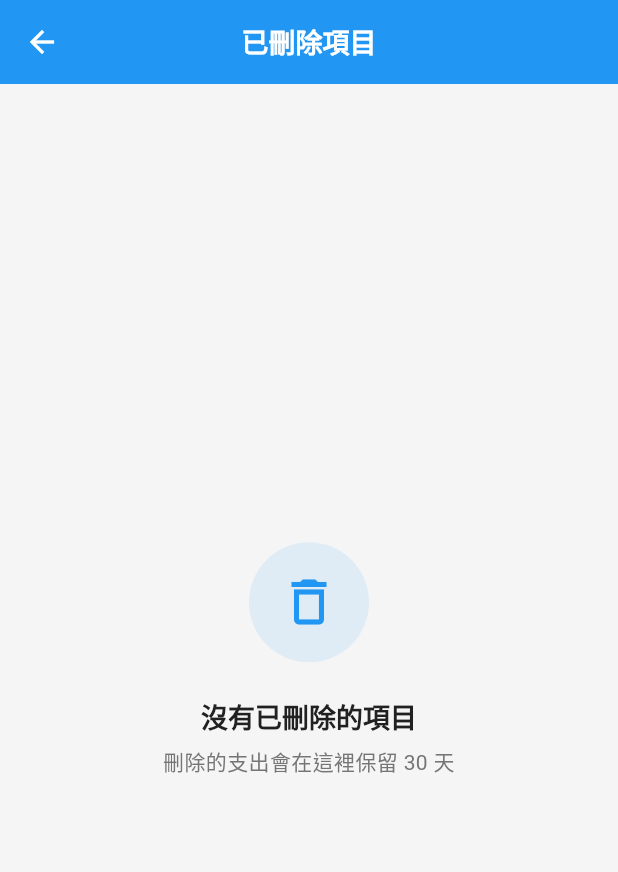
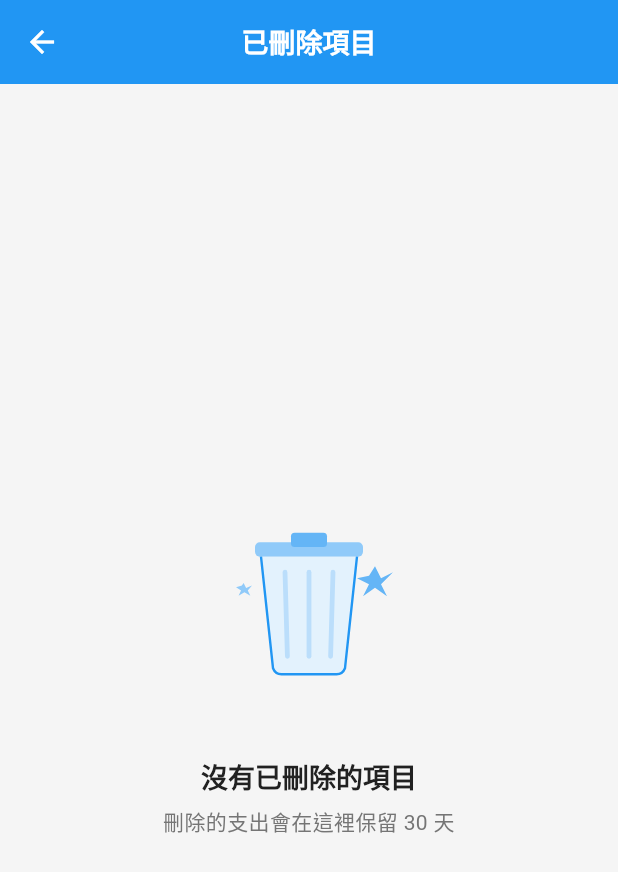
Before and after one commit to yunhaimaster/expense_snap, a Flutter app: the DeletedItemsScreen screen opened by its route, on a phone screen of 412 x 824 dp. Shown: the top 872 px of the screen. Run offline on Flutter 3.47's test engine with Material 3 defaults, Android fonts, the phone set to English and light mode, and no system bars; our stand-ins replace connectivity_plus, dio, flutter_image_compress, flutter_secure_storage, flutter_svg, google_sign_in and 4 more; missing offline and left inert: excel, googleapis, workmanager; accounts and stored records are empty; statements that could not run were skipped.

Commit message:
feat: complete Phase 9 - empty state illustrations with code review fixes
- Add 6 SVG illustrations for empty states (expenses, trash, error, offline, export, welcome)
- Enhance EmptyState widget with SVG support and entry animations
- Add EmptyStates factory class for consistent empty state patterns
- Add SVG error handling with fallback icon placeholder
- Add didUpdateWidget for animate property changes
- Add Semantics wrapper for accessibility (excludeSemantics for decorative SVGs)
- Respect system reduce-motion preference (MediaQuery.disableAnimations)
- Fix unawaited_futures warning in onboarding screen
- Add 23 comprehensive tests for EmptyState widget

🤖 Generated with [Claude Code](https://claude.com/claude-code)

Co-Authored-By: Claude Opus 4.5 <noreply@anthropic.com>

```diff
--- a/lib/presentation/screens/export/export_screen.dart
+++ b/lib/presentation/screens/export/export_screen.dart
@@ -347,9 +347,10 @@ class _ExportScreenState extends State<ExportScreen> {
         child: Padding(
           padding: const EdgeInsets.all(32),
           child: EmptyState(
-            icon: Icons.description_outlined,
+            illustrationAsset: 'assets/illustrations/empty_expenses.svg',
             title: '沒有資料',
             subtitle: '$_selectedYear 年 $_selectedMonth 月沒有支出記錄',
+            animate: false,
           ),
         ),
       );
--- a/lib/presentation/widgets/common/empty_state.dart
+++ b/lib/presentation/widgets/common/empty_state.dart
@@ -1,23 +1,33 @@
 import 'package:flutter/material.dart';
+import 'package:flutter_svg/flutter_svg.dart';
 
 import '../../../core/theme/app_colors.dart';
 
 /// 空狀態組件
 ///
 /// 用於顯示列表為空時的友善提示
-class EmptyState extends StatelessWidget {
+/// 支援 SVG 插圖和進場動畫
+class EmptyState extends StatefulWidget {
   const EmptyState({
     super.key,
-    required this.icon,
+    this.icon,
+    this.illustrationAsset,
     required this.title,
     this.subtitle,
     this.action,
     this.actionLabel,
     this.onAction,
-  });
+    this.animate = true,
+  }) : assert(
+          icon != null || illustrationAsset != null,
+          '必須提供 icon 或 illustrationAsset',
+        );
 
-  /// 圖標
-  final IconData icon;
+  /// 圖標（與 illustrationAsset 二選一）
+  final IconData? icon;
+
+  /// SVG 插圖資源路徑（與 icon 二選一，優先使用）
+  final String? illustrationAsset;
 
   /// 標題
   final String title;
@@ -34,42 +44,113 @@ class EmptyState extends StatelessWidget {
   /// 操作回調（可選）
   final VoidCallback? onAction;
 
+  /// 是否播放進場動畫
+  final bool animate;
+
+  @override
+  State<EmptyState> createState() => _EmptyStateState();
+}
+
+class _EmptyStateState extends State<EmptyState>
+    with SingleTickerProviderStateMixin {
+  late final AnimationController _controller;
+  late final Animation<double> _fadeAnimation;
+  late final Animation<Offset> _slideAnimation;
+
+  bool _animationStarted = false;
+
+  @override
+  void initState() {
+    super.initState();
+    _controller = AnimationController(
+      duration: const Duration(milliseconds: 600),
+      vsync: this,
+    );
+
+    _fadeAnimation = CurvedAnimation(
+      parent: _controller,
+      curve: Curves.easeOut,
+    );
+
+    _slideAnimation = Tween<Offset>(
+      begin: const Offset(0, 0.1),
+      end: Offset.zero,
+    ).animate(CurvedAnimation(
+      parent: _controller,
+      curve: Curves.easeOutCubic,
+    ));
+  }
+
+  @override
+  void didChangeDependencies() {
+    super.didChangeDependencies();
+    // 首次執行時啟動動畫（若適用）
+    if (!_animationStarted) {
+      _animationStarted = true;
+      _startAnimationIfNeeded();
+    }
+  }
+
+  /// 根據設定決定是否啟動動畫
+  void _startAnimationIfNeeded() {
+    // 尊重系統「減少動態效果」設定
+    final disableAnimations = MediaQuery.of(context).disableAnimations;
+
+    if (widget.animate && !disableAnimations) {
+      _controller.forward();
+    } else {
+      _controller.value = 1.0;
+    }
+  }
+
+  @override
+  void didUpdateWidget(EmptyState oldWidget) {
+    super.didUpdateWidget(oldWidget);
+    // 處理 animate 屬性變更
+    if (widget.animate != oldWidget.animate) {
+      final disableAnimations = MediaQuery.of(context).disableAnimations;
+      if (widget.animate && !disableAnimations) {
+        _controller.forward(from: 0);
+      } else {
+        _controller.value = 1.0;
+      }
+    }
+  }
+
+  @override
+  void dispose() {
+    _controller.dispose();
+    super.dispose();
+  }
+
   @override
   Widget build(BuildContext context) {
-    return Center(
+    return FadeTransition(
+      opacity: _fadeAnimation,
+      child: SlideTransition(
+        position: _slideAnimation,
+        child: Center(
           child: Padding(
             padding: const EdgeInsets.all(32),
             child: Column(
               mainAxisSize: MainAxisSize.min,
               children: [
-            // 圖標
-            Container(
-              width: 80,
-              height: 80,
-              decoration: BoxDecoration(
-                color: AppColors.primary.withValues(alpha: 0.1),
-                shape: BoxShape.circle,
-              ),
-              child: Icon(
-                icon,
-                size: 40,
-                color: AppColors.primary,
-              ),
-            ),
+                // 插圖或圖標
+                _buildVisual(),
                 const SizedBox(height: 24),
 
                 // 標題
                 Text(
-              title,
+                  widget.title,
                   style: Theme.of(context).textTheme.headlineSmall,
                   textAlign: TextAlign.center,
                 ),
 
                 // 副標題
-            if (subtitle != null) ...[
+                if (widget.subtitle != null) ...[
                   const SizedBox(height: 8),
                   Text(
-                subtitle!,
+                    widget.subtitle!,
                     style: Theme.of(context).textTheme.bodyMedium?.copyWith(
                           color: AppColors.textSecondary,
                         ),
@@ -78,16 +159,54 @@ class EmptyState extends StatelessWidget {
                 ],
 
                 // 操作按鈕
-            if (action != null || actionLabel != null) ...[
+                if (widget.action != null || widget.actionLabel != null) ...[
                   const SizedBox(height: 24),
-              action ??
+                  widget.action ??
                       ElevatedButton(
-                    onPressed: onAction,
-                    child: Text(actionLabel!),
+                        onPressed: widget.onAction,
+                        child: Text(widget.actionLabel!),
                       ),
                 ],
               ],
             ),
+          ),
+        ),
+      ),
+    );
+  }
+
+  /// 建立視覺元素（插圖優先，否則使用圖標）
+  Widget _buildVisual() {
+    if (widget.illustrationAsset != null) {
+      // 使用 Semantics 標記為裝飾性插圖，避免螢幕閱讀器讀取
+      return Semantics(
+        excludeSemantics: true,
+        child: SvgPicture.asset(
+          widget.illustrationAsset!,
+          width: 160,
+          height: 160,
+          // SVG 載入失敗時顯示備用圖標
+          placeholderBuilder: (context) => _buildIconFallback(),
+        ),
+      );
+    }
+
+    return _buildIconFallback();
+  }
+
+  /// 建立圖標備用顯示（用於 icon 模式或 SVG 載入失敗時）
+  Widget _buildIconFallback() {
+    return Container(
+      width: 80,
+      height: 80,
+      decoration: BoxDecoration(
+        color: AppColors.primary.withValues(alpha: 0.1),
+        shape: BoxShape.circle,
+      ),
+      child: Icon(
+        widget.icon ?? Icons.image_not_supported_outlined,
+        size: 40,
+        color: AppColors.primary,
       ),
     );
   }
@@ -100,7 +219,7 @@ class EmptyStates {
   /// 無支出記錄
   static EmptyState noExpenses({VoidCallback? onAddExpense}) {
     return EmptyState(
-      icon: Icons.receipt_long_outlined,
+      illustrationAsset: 'assets/illustrations/empty_expenses.svg',
       title: '暫無支出記錄',
       subtitle: '點擊右下角按鈕新增第一筆支出',
       actionLabel: onAddExpense != null ? '新增支出' : null,
@@ -111,20 +230,41 @@ class EmptyStates {
   /// 無已刪除項目
   static EmptyState noDeletedItems() {
     return const EmptyState(
-      icon: Icons.delete_outline,
+      illustrationAsset: 'assets/illustrations/empty_trash.svg',
       title: '沒有已刪除的項目',
       subtitle: '刪除的支出會在這裡保留 30 天',
+      animate: false,
     );
   }
 
   /// 載入失敗
   static EmptyState error({required String message, VoidCallback? onRetry}) {
     return EmptyState(
-      icon: Icons.error_outline,
+      illustrationAsset: 'assets/illustrations/error_state.svg',
       title: '載入失敗',
       subtitle: message,
       actionLabel: onRetry != null ? '重試' : null,
       onAction: onRetry,
     );
   }
+
+  /// 離線模式
+  static EmptyState offline({String? message}) {
+    return EmptyState(
+      illustrationAsset: 'assets/illustrations/offline_mode.svg',
+      title: '無網路連線',
+      subtitle: message ?? '請檢查您的網路設定',
+    );
   }
+
+  /// 匯出成功
+  static EmptyState exportSuccess({VoidCallback? onShare}) {
+    return EmptyState(
+      illustrationAsset: 'assets/illustrations/success_export.svg',
+      title: '匯出成功',
+      subtitle: '檔案已準備就緒',
+      actionLabel: onShare != null ? '分享' : null,
+      onAction: onShare,
+    );
+  }
+}
--- a/pubspec.yaml
+++ b/pubspec.yaml
@@ -66,6 +66,9 @@ dependencies:
   # Shimmer 載入效果
   shimmer: ^3.0.0
 
+  # SVG 圖片支援
+  flutter_svg: ^2.0.17
+
 dev_dependencies:
   flutter_test:
     sdk: flutter
@@ -88,3 +91,4 @@ flutter:
 
   assets:
     - assets/icon/
+    - assets/illustrations/
```
Also changed, not shown: lib/presentation/screens/onboarding/onboarding_screen.dart (+10 -15 lines), assets/illustrations/empty_expenses.svg (added), assets/illustrations/empty_trash.svg (added), assets/illustrations/error_state.svg (added), assets/illustrations/offline_mode.svg (added), assets/illustrations/success_export.svg (added), assets/illustrations/welcome.svg (added), pubspec.lock, 2 other files. Lines whose indentation alone changed are shown as unchanged.
